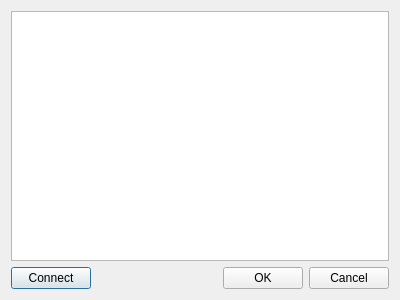
Qt form ui/favhublist.ui (apavelm/stildcpp) before a commit.
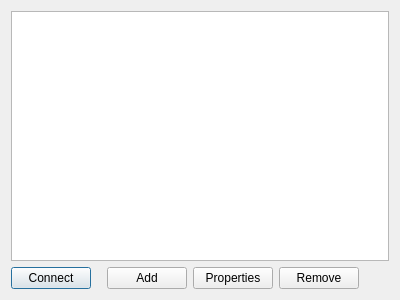
The same form after that commit.

What changed in the file:
```diff
--- a/ui/favhublist.ui
+++ b/ui/favhublist.ui
@@ -33,6 +33,43 @@
          </property>
         </widget>
        </item>
+       <item>
+        <spacer>
+         <property name="orientation" >
+          <enum>Qt::Horizontal</enum>
+         </property>
+         <property name="sizeType" >
+          <enum>QSizePolicy::Fixed</enum>
+         </property>
+         <property name="sizeHint" >
+          <size>
+           <width>10</width>
+           <height>20</height>
+          </size>
+         </property>
+        </spacer>
+       </item>
+       <item>
+        <widget class="QPushButton" name="btnAddHub" >
+         <property name="text" >
+          <string>Add</string>
+         </property>
+        </widget>
+       </item>
+       <item>
+        <widget class="QPushButton" name="btnProperties" >
+         <property name="text" >
+          <string>Properties</string>
+         </property>
+        </widget>
+       </item>
+       <item>
+        <widget class="QPushButton" name="btnRemove" >
+         <property name="text" >
+          <string>Remove</string>
+         </property>
+        </widget>
+       </item>
        <item>
         <spacer>
          <property name="orientation" >
@@ -46,20 +83,6 @@
          </property>
         </spacer>
        </item>
-       <item>
-        <widget class="QPushButton" name="OkBtn" >
-         <property name="text" >
-          <string>OK</string>
-         </property>
-        </widget>
-       </item>
-       <item>
-        <widget class="QPushButton" name="closeBtn" >
-         <property name="text" >
-          <string>Cancel</string>
-         </property>
-        </widget>
-       </item>
       </layout>
      </item>
     </layout>
```
